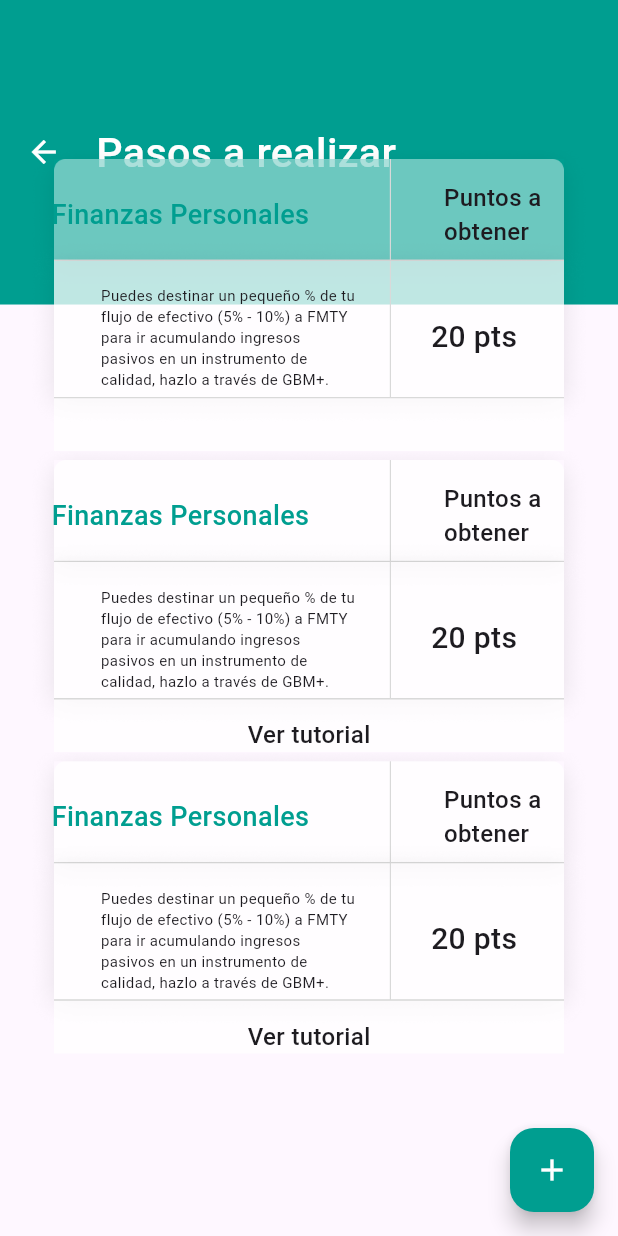
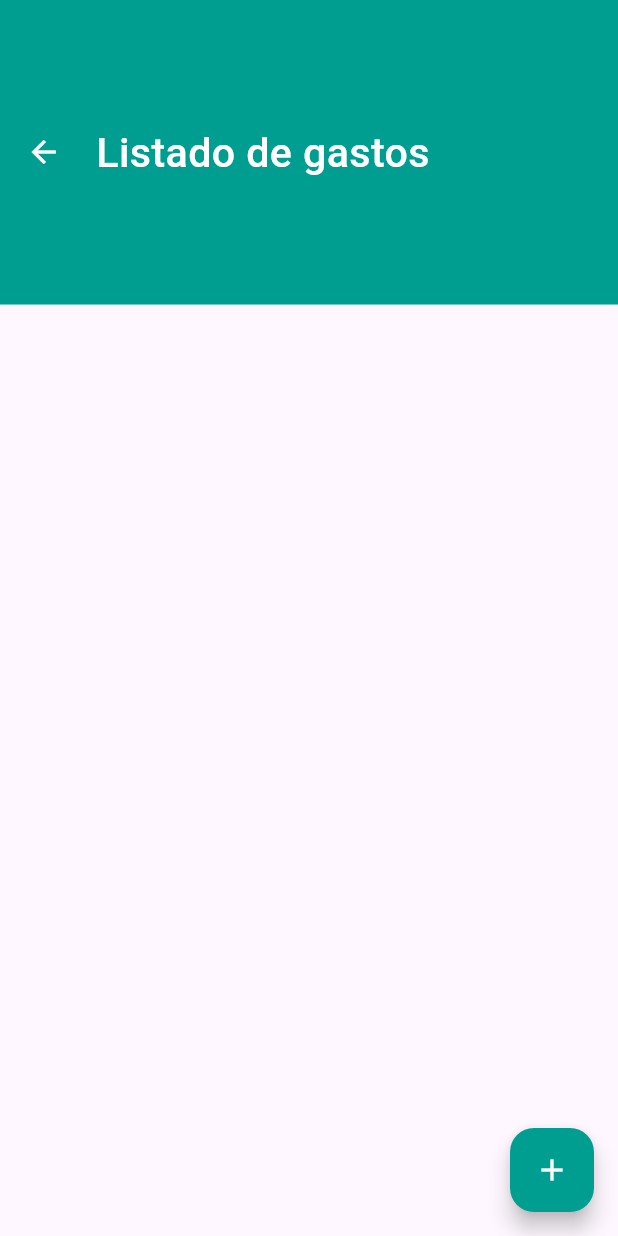
Before and after one commit to syedwaleednawaz000/beto_app, a Flutter app: the DashBoard screen opened directly, after a tap on the "add" icon, on a phone screen of 412 x 824 dp. Run offline on Flutter 3.47's test engine with Material 3 defaults, Android fonts, the phone set to English and light mode, and no system bars; our stand-ins replace flutter_screenutil, flutter_svg, get.

Commit message:
by waleed

```diff
--- a/lib/View/dashboard.dart
+++ b/lib/View/dashboard.dart
@@ -1,8 +1,10 @@
 import 'package:betoapp/Utils/app_color.dart';
 import 'package:betoapp/Utils/app_images.dart';
+import 'package:betoapp/View/listado_history.dart';
 import 'package:betoapp/Widget/app_bar.dart';
 import 'package:flutter/material.dart';
 import 'package:flutter_screenutil/flutter_screenutil.dart';
+import 'package:get/route_manager.dart';
 
 class DashBoard extends StatelessWidget {
   const DashBoard({super.key});
@@ -13,7 +15,7 @@ class DashBoard extends StatelessWidget {
       floatingActionButton: FloatingActionButton(
           backgroundColor: Color(0xff009E90),
           onPressed: (){
-            // Get.to(()=> ObservationScreen());
+            Get.to(()=> ListadoHistory());
           },child: Icon(Icons.add,color: Colors.white,)),
       body: Container(
         height: MediaQuery.of(context).size.height,
--- /dev/null
+++ b/lib/View/listado_history.dart
@@ -0,0 +1,28 @@
+import 'package:betoapp/Utils/app_color.dart';
+import 'package:betoapp/Utils/app_images.dart';
+import 'package:betoapp/Widget/app_bar.dart';
+import 'package:flutter/material.dart';
+import 'package:flutter_screenutil/flutter_screenutil.dart';
+
+class ListadoHistory extends StatelessWidget {
+  const ListadoHistory({super.key});
+
+  @override
+  Widget build(BuildContext context) {
+    return  Scaffold(
+      floatingActionButton: FloatingActionButton(
+          backgroundColor: Color(0xff009E90),
+          onPressed: (){
+            // Get.to(()=> ObservationScreen());
+          },child: Icon(Icons.add,color: Colors.white,)),
+      body: Container(
+        height: MediaQuery.of(context).size.height,
+        child: Column(
+          children: [
+            CustomAppBar(onTap: () {  },title: 'Listado de gastos'),
+          ],
+        ),
+      ),
+    );
+  }
+}
```
